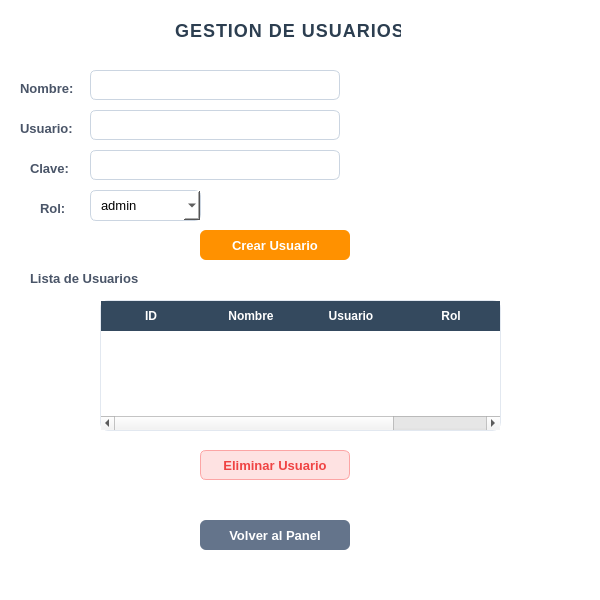
Qt form gui/usuarios_admin.ui (UTN-BDA-2026/repositorio-grupo-BCCG) before a commit.
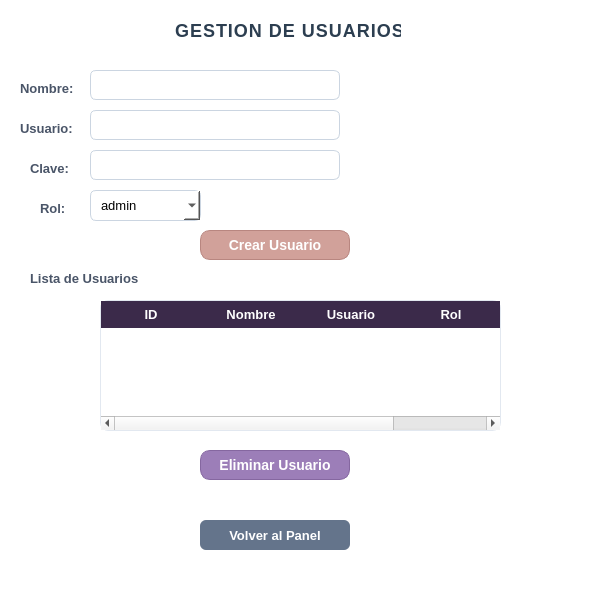
The same form after that commit.

What changed in the file:
```diff
--- a/gui/usuarios_admin.ui
+++ b/gui/usuarios_admin.ui
@@ -34,7 +34,6 @@
     font-weight: bold;
 }
 
-/* Campos de Texto e Inputs */
 QLineEdit, QComboBox {
     background-color: #FFFFFF;
     border: 1px solid #CBD5E1;
@@ -44,6 +43,7 @@
     color: #334155;
 }
 
+
 QLineEdit:focus, QComboBox:focus {
     border: 2px solid #FF9100; /* Resalta en naranja al hacer clic */
 }
@@ -247,6 +247,24 @@
      <height>30</height>
     </rect>
    </property>
+   <property name="styleSheet">
+    <string notr="true">QPushButton {
+    background-color: #D1A19A;
+    color: white;
+    border-radius: 10px;
+    font-weight: bold;
+    font-size: 14px;
+    border: 1px solid #B88680;
+}
+
+QPushButton:hover {
+    background-color: #C29089;
+}
+
+QPushButton:pressed {
+    background-color: #B3817A; 
+}</string>
+   </property>
    <property name="text">
     <string>Crear Usuario</string>
    </property>
@@ -264,13 +282,15 @@
     <string notr="true">QTableWidget {
     color: black;
     background-color: white;
-    gridline-color: gray;
+    gridline-color: #E2E8F0;
 }
 
 QHeaderView::section {
-    background-color: #34495e;
+    background-color: #3B2A4A;
     color: white;
     font-weight: bold;
+    font-size: 13px;
+    padding: 4px;
 }</string>
    </property>
    <column>
@@ -303,6 +323,24 @@
      <height>30</height>
     </rect>
    </property>
+   <property name="styleSheet">
+    <string notr="true">QPushButton {
+    background-color: #9C7EB8;
+    color: white;
+    border-radius: 10px;
+    font-weight: bold;
+    font-size: 14px;
+    border: 1px solid #8567A0;
+}
+
+QPushButton:hover {
+    background-color: #8869A1;
+}
+
+QPushButton:pressed {
+    background-color: #72568B; 
+}</string>
+   </property>
    <property name="text">
     <string>Eliminar Usuario</string>
    </property>
```
Left out of the diff: 2 changed lines with no effect on the pictures.
